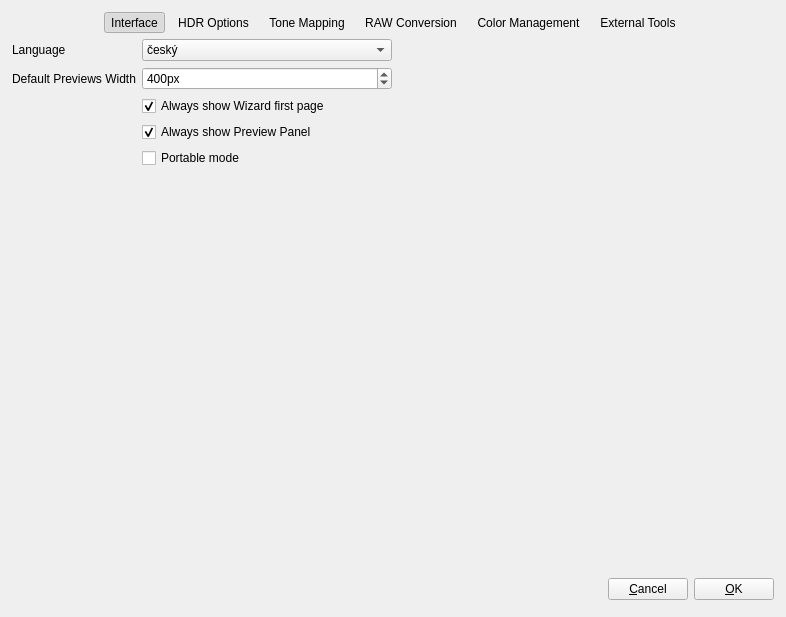
LuminanceHDR/LuminanceHDR, file src/Preferences/PreferencesDialog.ui: the form before one commit.
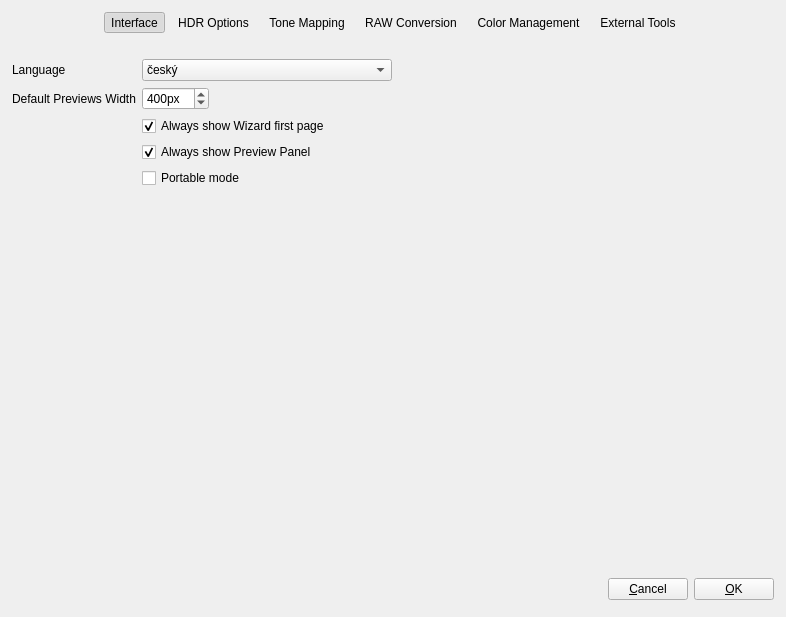
The form after the commit. Icons and pictures are not drawn.

Commit message: [Preferences]: Fix Always show previews, better looking ui

Patch:
```diff
--- a/src/Preferences/PreferencesDialog.ui
+++ b/src/Preferences/PreferencesDialog.ui
@@ -238,6 +238,22 @@
        </item>
       </layout>
      </item>
+     <item>
+      <spacer name="verticalSpacer_3">
+       <property name="orientation">
+        <enum>Qt::Vertical</enum>
+       </property>
+       <property name="sizeType">
+        <enum>QSizePolicy::Fixed</enum>
+       </property>
+       <property name="sizeHint" stdset="0">
+        <size>
+         <width>20</width>
+         <height>20</height>
+        </size>
+       </property>
+      </spacer>
+     </item>
      <item>
       <widget class="QStackedWidget" name="stackedPagesWidget">
        <property name="maximumSize">
@@ -256,6 +272,9 @@
          </property>
          <item row="0" column="0">
           <layout class="QFormLayout" name="formLayout_7">
+           <property name="fieldGrowthPolicy">
+            <enum>QFormLayout::ExpandingFieldsGrow</enum>
+           </property>
            <item row="0" column="0">
             <widget class="QLabel" name="label_9">
              <property name="text">
```
Left out of the diff: 104 changed lines with no effect on the pictures. The commit also changes 1 other file.
